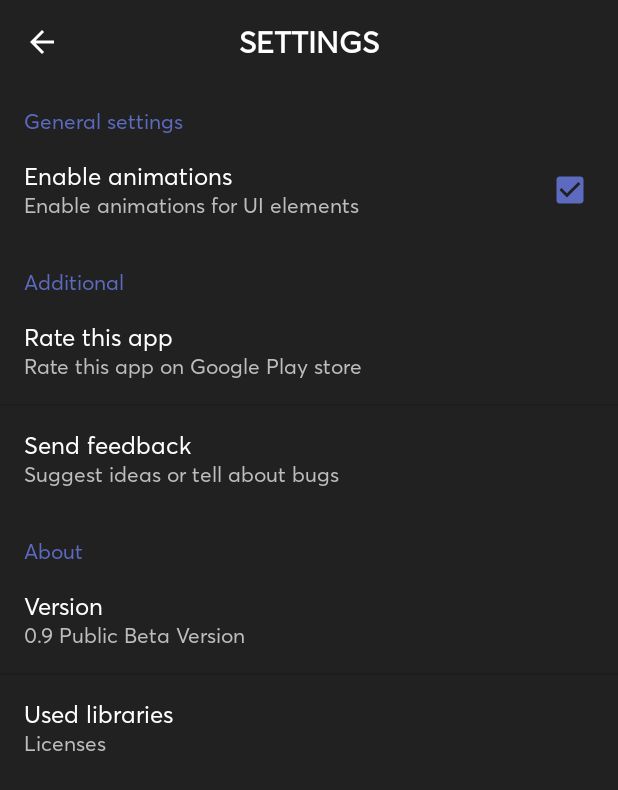
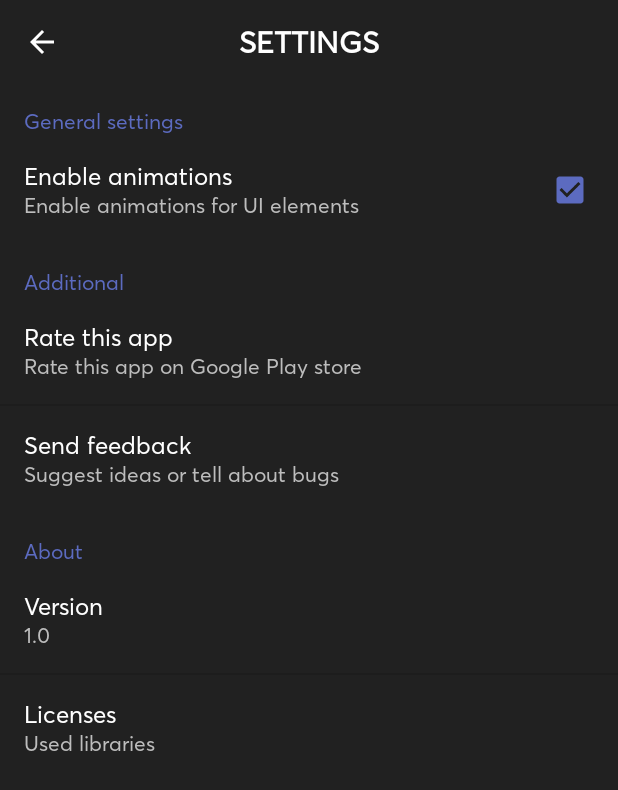
Before and after one commit to Jizzu/SimpleToDo, an Android app: the SettingsActivity screen opened directly, with no data from a screen before it, after a tap on "Enable animations", on a phone screen of 412 x 824 dp. Shown: the top 790 px of the screen. Run offline under Robolectric (Android 15) with nearby library versions, the phone set to English and light mode, and no system bars.

Commit message:
Stable version release

```diff
--- a/app/build.gradle
+++ b/app/build.gradle
@@ -7,8 +7,8 @@ android {
         applicationId "apps.jizzu.simpletodo"
         minSdkVersion 19
         targetSdkVersion 27
-        versionCode 3
-        versionName "0.9"
+        versionCode 4
+        versionName "1.0"
         testInstrumentationRunner "android.support.test.runner.AndroidJUnitRunner"
     }
     buildTypes {
@@ -35,5 +35,6 @@ dependencies {
     compile 'com.github.XunMengWinter:CircularAnim:0.3.4'
     compile 'com.miguelcatalan:materialsearchview:1.4.0'
     implementation 'io.github.tonnyl:whatsnew:0.1.1'
+    compile 'com.github.hotchemi:android-rate:1.0.1'
     testCompile 'junit:junit:4.12'
 }
--- a/app/src/main/java/apps/jizzu/simpletodo/settings/LicensesFragment.java
+++ b/app/src/main/java/apps/jizzu/simpletodo/settings/LicensesFragment.java
@@ -32,6 +32,9 @@ public class LicensesFragment extends PreferenceFragment {
         findPreference("whats_new").setOnPreferenceClickListener(
                 createPreferenceClickListener("https://github.com/TonnyL/WhatsNew")
         );
+        findPreference("android_rate").setOnPreferenceClickListener(
+                createPreferenceClickListener("https://github.com/hotchemi/Android-Rate")
+        );
     }
 
     private Preference.OnPreferenceClickListener createPreferenceClickListener(
--- a/app/src/main/java/apps/jizzu/simpletodo/settings/SettingsFragment.java
+++ b/app/src/main/java/apps/jizzu/simpletodo/settings/SettingsFragment.java
@@ -18,8 +18,8 @@ import apps.jizzu.simpletodo.utils.PreferenceHelper;
  */
 public class SettingsFragment extends PreferenceFragment {
 
-    PreferenceHelper preferenceHelper;
-    CheckBoxPreference animation;
+    PreferenceHelper mPreferenceHelper;
+    CheckBoxPreference mAnimation;
 
     @Override
     public void onCreate(Bundle savedInstanceState) {
@@ -27,16 +27,16 @@ public class SettingsFragment extends PreferenceFragment {
 
         addPreferencesFromResource(R.xml.preferences);
 
-        preferenceHelper = PreferenceHelper.getInstance();
+        mPreferenceHelper = PreferenceHelper.getInstance();
 
-        animation = (CheckBoxPreference) findPreference("animation");
-        animation.setChecked(preferenceHelper.getBoolean(PreferenceHelper.ANIMATION_IS_ON));
+        mAnimation = (CheckBoxPreference) findPreference("animation");
+        mAnimation.setChecked(mPreferenceHelper.getBoolean(PreferenceHelper.ANIMATION_IS_ON));
 
-        animation.setOnPreferenceClickListener(new Preference.OnPreferenceClickListener() {
+        mAnimation.setOnPreferenceClickListener(new Preference.OnPreferenceClickListener() {
             @Override
             public boolean onPreferenceClick(Preference preference) {
 
-                preferenceHelper.putBoolean(PreferenceHelper.ANIMATION_IS_ON, animation.isChecked());
+                mPreferenceHelper.putBoolean(PreferenceHelper.ANIMATION_IS_ON, mAnimation.isChecked());
 
                 return true;
             }
--- a/app/src/main/res/menu/menu.xml
+++ b/app/src/main/res/menu/menu.xml
@@ -13,6 +13,6 @@
         android:id="@+id/action_settings"
         android:icon="@drawable/ic_settings_white_24dp"
         android:orderInCategory="100"
-        android:title="@string/settings"
+        android:title="@string/settings_menu"
         app:showAsAction="always" />
 </menu>
--- a/app/src/main/res/values/strings.xml
+++ b/app/src/main/res/values/strings.xml
@@ -23,9 +23,8 @@
     <string name="preferences_send_feedback_title">Send feedback</string>
     <string name="preferences_send_feedback_summary">Suggest ideas or tell about bugs</string>
     <string name="preferences_about_version_title">Version</string>
-    <string name="preferences_about_version_summary">0.9 Public Beta Version</string>
-    <string name="preferences_about_licenses_title">Used libraries</string>
-    <string name="preferences_about_licenses_summary">Licenses</string>
+    <string name="preferences_about_licenses_summary">Used libraries</string>
+    <string name="preferences_about_licenses_title">Licenses</string>
 
     <string name="feedback_title">Simple ToDo - Feedback</string>
     <string name="feedback_device_info">My device info: </string>
@@ -37,6 +36,7 @@
     <string name="category_about">About</string>
 
     <string name="settings">SETTINGS</string>
+    <string name="settings_menu">Settings</string>
     <string name="licenses">LICENSES</string>
     <string name="search">Search</string>
 
@@ -52,12 +52,15 @@
     <string name="dialog_title"><b>Are you sure?</b></string>
     <string name="dialog_message">Delete this task?</string>
 
+    ////////////////<!-- "What's New?" page -->////////////////
     <string name="whats_new_title">What\'s New?</string>
     <string name="whats_new_button_text">Continue</string>
-    <string name="whats_new_item_1_title">Search</string>
-    <string name="whats_new_item_2_title">Bug fixes</string>
-    <string name="whats_new_item_3_title">Start screen</string>
-    <string name="whats_new_item_1_text">Added searching feature.</string>
-    <string name="whats_new_item_2_text">Some bugs are fixed.</string>
-    <string name="whats_new_item_3_text">Added start screen with actual information about updates.</string>
+    <string name="whats_new_item_1_title">Stable version</string>
+    <string name="whats_new_item_1_text">Simple ToDo stable version release!</string>
+
+    ///////////////<!-- Rate this app dialog -->///////////////
+    <string name="rate_dialog_message">If you enjoy using this app, would you mind taking a moment to rate it? It won\'t take more than a minute. Thanks for your support!</string>
+    <string name="rate_dialog_ok">Rate now</string>
+    <string name="rate_dialog_cancel">Later</string>
+    <string name="rate_dialog_no">No, Thanks</string>
 </resources>
--- a/app/src/main/res/xml/about_licences.xml
+++ b/app/src/main/res/xml/about_licences.xml
@@ -12,4 +12,8 @@
         android:key="whats_new"
         android:summary="TonnyL"
         android:title="WhatsNew" />
+    <Preference
+        android:key="android_rate"
+        android:summary="hotchemi"
+        android:title="Android-Rate" />
 </PreferenceScreen>
--- a/app/src/main/res/xml/preferences.xml
+++ b/app/src/main/res/xml/preferences.xml
@@ -20,7 +20,7 @@
     <PreferenceCategory android:title="@string/category_about" />
     <Preference
         android:key="about_version"
-        android:summary="@string/preferences_about_version_summary"
+        android:summary="1.0"
         android:title="@string/preferences_about_version_title" />
     <Preference
         android:key="about_licenses"
```
Also changed, not shown: app/src/main/java/apps/jizzu/simpletodo/activity/MainActivity.java (+6 -3 lines), app/src/main/res/drawable/whats_new_bug_fixes.png (deleted), app/src/main/res/drawable/whats_new_release.png (added), app/src/main/res/drawable/whats_new_search.png (deleted), app/src/main/res/drawable/whats_new_start_screen.png (deleted), 5 other files.
